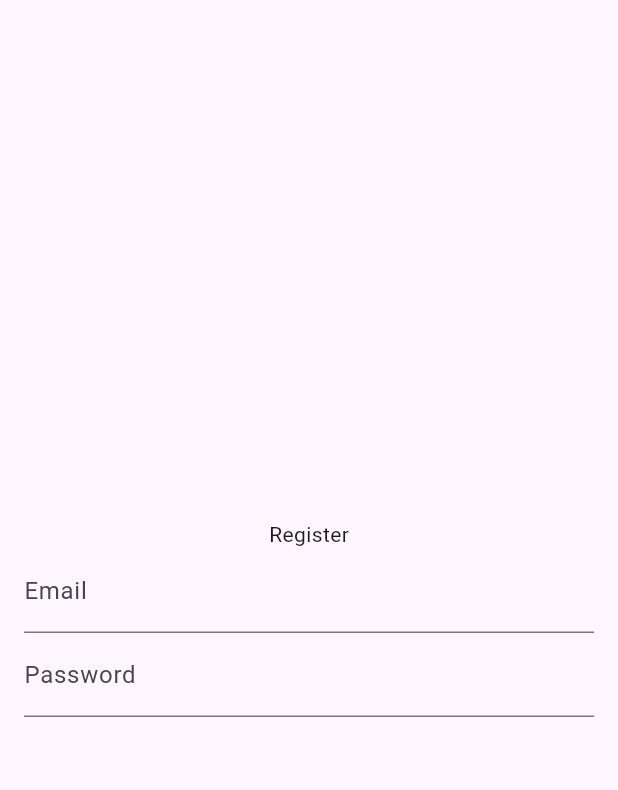
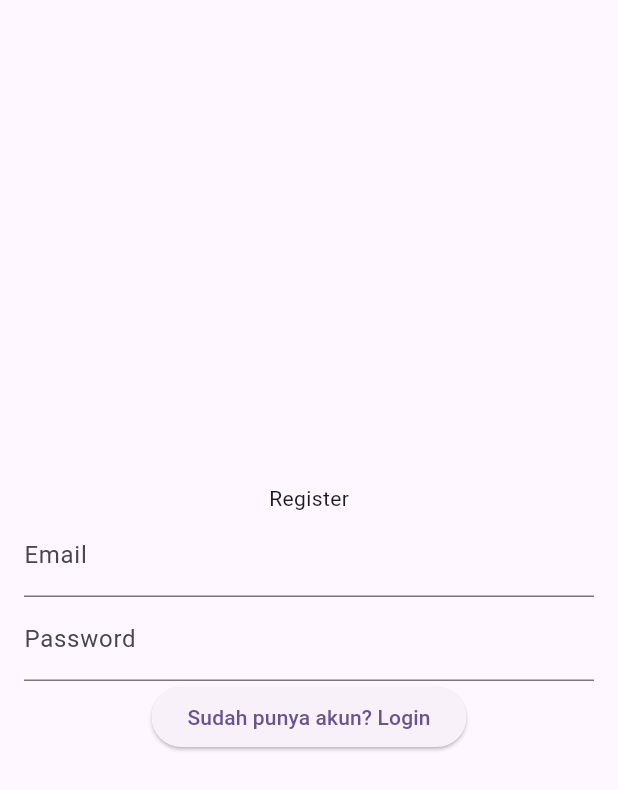
Before and after one commit to bimbim1214/20220140065_act4, a Flutter app: the RegisterPage screen opened directly, on a phone screen of 412 x 824 dp. Shown: the top 790 px of the screen. Run offline on Flutter 3.47's test engine with Material 3 defaults, Android fonts, the phone set to English and light mode, and no system bars.

Commit message:
Menambahkan tombol navigasi ke halaman login dari halaman pendaftaran

```diff
--- a/lib/register_page.dart
+++ b/lib/register_page.dart
@@ -47,7 +47,17 @@ class _RegisterPageState extends State<RegisterPage> {
                   return null;
                 },
               ),
-
+              ElevatedButton(
+                onPressed: () {
+                  Navigator.pushNamed(context, '/login');
+                  //Navigator.pop(context);
+                  //Navigator.push(
+                  //  context,
+                  //  MaterialPageRoute(builder: (context) => LoginPage()),
+                  //);
+                },
+                child: Text('Sudah punya akun? Login'),
+              )
             ],
           ),
         )
```
